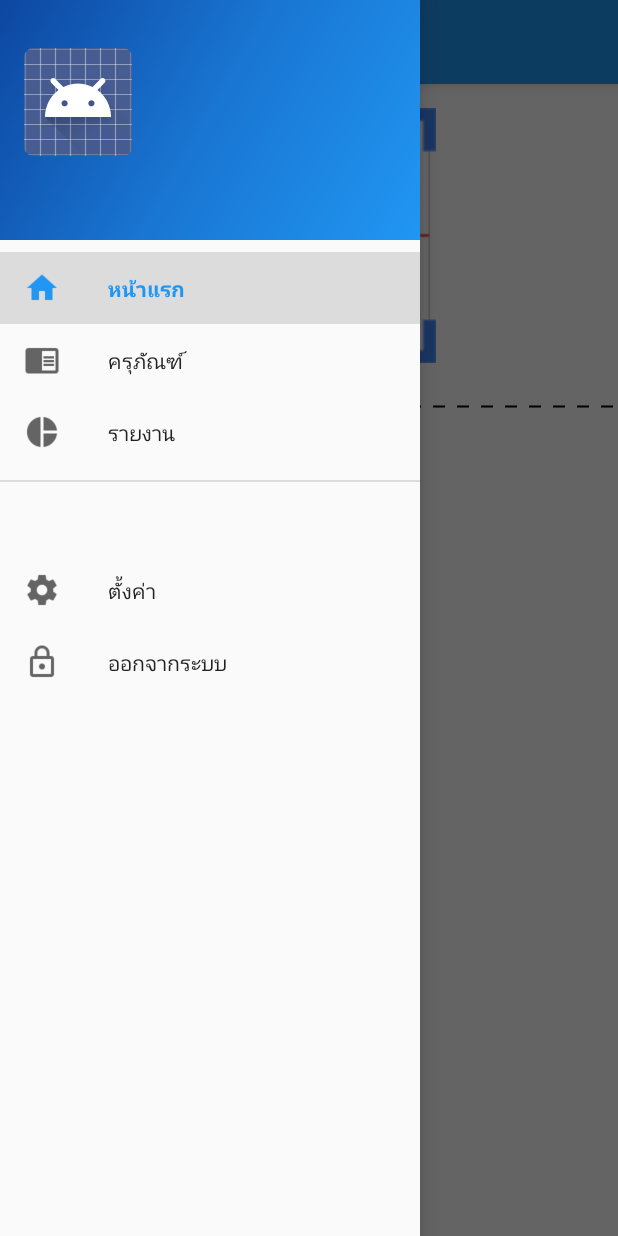
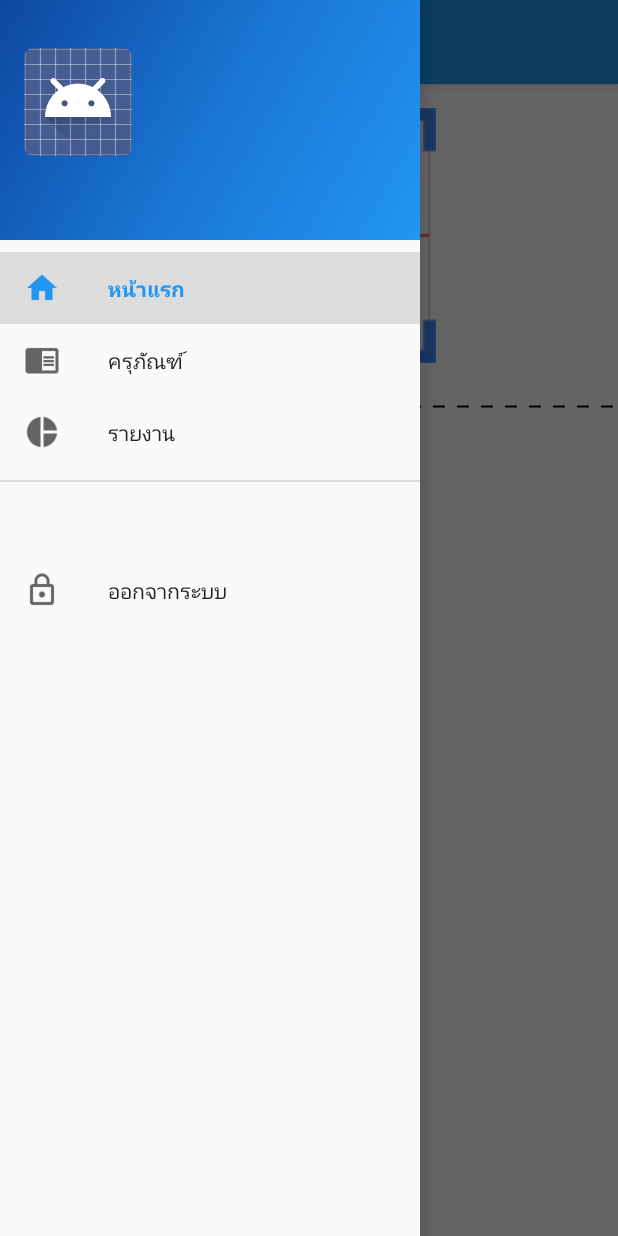
Before and after one commit to iceoton/DurableAndroid, an Android app: the MainActivity screen opened directly, with no data from a screen before it, with the side drawer open, on a phone screen of 412 x 824 dp. Run offline under Robolectric (Android 15) with nearby library versions, the phone set to English and light mode, and no system bars.

Commit message:
- delete setting menu on navigation drawer

```diff
--- a/app/src/main/java/com/iceoton/durable/activity/MainActivity.java
+++ b/app/src/main/java/com/iceoton/durable/activity/MainActivity.java
@@ -93,9 +93,9 @@ public class MainActivity extends AppCompatActivity
             replaceFragment(AssetFragment.newInstance());
         } else if (id == R.id.nav_report) {
             replaceFragment(ReportFragment.newInstance());
-        } else if (id == R.id.nav_setting) {
+        } /*else if (id == R.id.nav_setting) {
 
-        } else if (id == R.id.nav_logout) {
+        } */else if (id == R.id.nav_logout) {
             logout();
         }
 
--- a/app/src/main/res/menu/activity_main_drawer.xml
+++ b/app/src/main/res/menu/activity_main_drawer.xml
@@ -22,10 +22,10 @@
 
     <item android:title="">
         <menu>
-            <item
+            <!--<item
                 android:id="@+id/nav_setting"
                 android:icon="@drawable/ic_menu_setting"
-                android:title="ตั้งค่า" />
+                android:title="ตั้งค่า" />-->
             <item
                 android:id="@+id/nav_logout"
                 android:icon="@drawable/ic_menu_logout"
```
